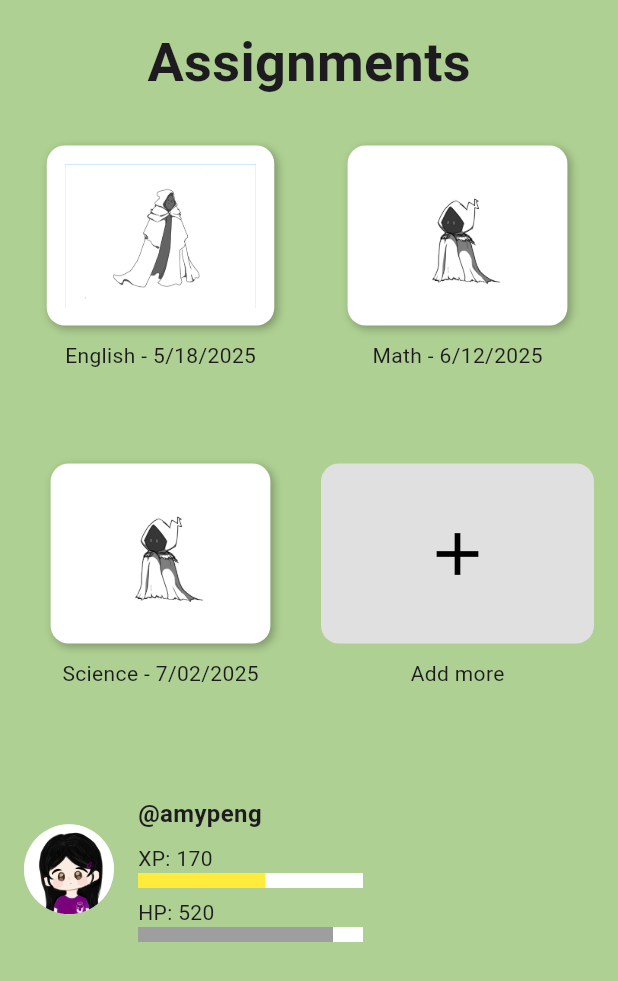
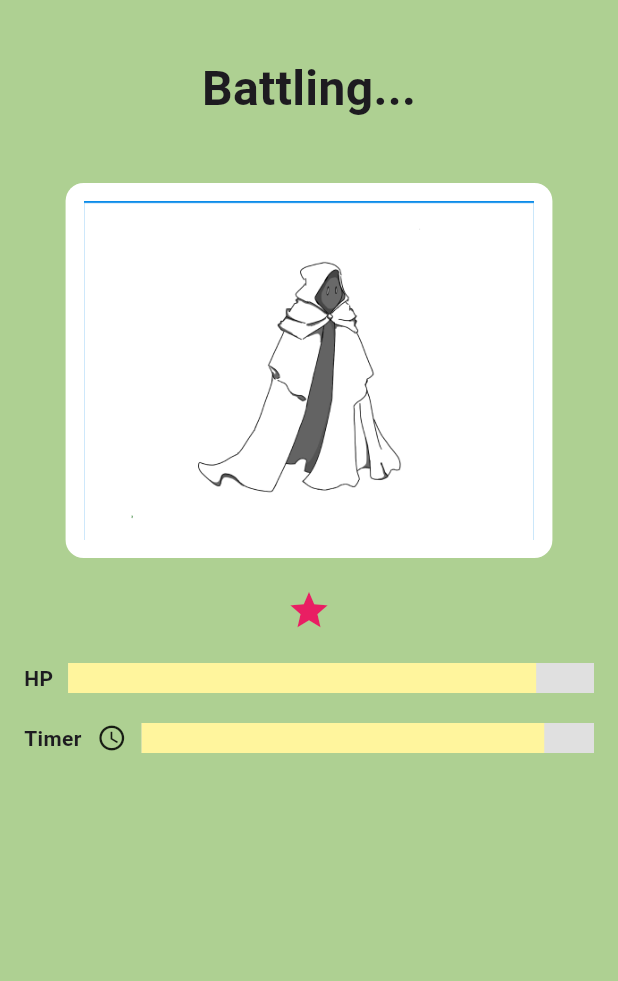
Before and after one commit to zhana8592/doomlingsapp, a Flutter app: the AssignmentDashboard screen opened directly, after a tap on an icon or button, on a phone screen of 412 x 824 dp. Shown: the top 981 px of the screen. Run offline on Flutter 3.47's test engine with Material 3 defaults, Android fonts, the light colour scheme and no system bars; Roboto replaces fonts that are missing (AlmendraSC, Times New Roman).

Commit message:
final commit

```diff
--- a/lib/Pages/assignment_dashboard.dart
+++ b/lib/Pages/assignment_dashboard.dart
@@ -2,6 +2,7 @@ import 'package:flutter/material.dart';
 import 'stat_bar.dart';
 import 'collection.dart';
 import 'task.dart';
+import 'battle.dart';
 
 class AssignmentDashboard extends StatelessWidget {
   const AssignmentDashboard({super.key});
@@ -17,11 +18,9 @@ class AssignmentDashboard extends StatelessWidget {
     return Scaffold(
       backgroundColor: const Color(0xFFAED092),
       body: SafeArea(
-        child: SingleChildScrollView(
         child: Padding(
           padding: const EdgeInsets.all(16.0),
-            child: Column(
-              crossAxisAlignment: CrossAxisAlignment.start,
+          child: ListView(
             children: [
               const Center(
                 child: Text(
@@ -34,6 +33,8 @@ class AssignmentDashboard extends StatelessWidget {
                 ),
               ),
               const SizedBox(height: 30),
+
+              // Grid of Assignments
               GridView.count(
                 crossAxisCount: 2,
                 crossAxisSpacing: 16,
@@ -44,28 +45,37 @@ class AssignmentDashboard extends StatelessWidget {
                   for (final assignment in assignments)
                     GestureDetector(
                       onTap: () {
-                          // TODO: Handle assignment click
                         debugPrint('Clicked on ${assignment['subject']}');
+                        Navigator.push(
+                          context,
+                          MaterialPageRoute(builder: (context) => const BattleScreen()),
+                        );
                       },
                       child: _buildAssignmentCard(assignment),
                     ),
                   GestureDetector(
                     onTap: () {
-                        // TODO: Handle add more
                       debugPrint('Clicked on Add More');
-                        Navigator.push(context,
-                    MaterialPageRoute(builder: (context) => const Tasks()),
+                      Navigator.push(
+                        context,
+                        MaterialPageRoute(builder: (context) => const ReadyForBattleScreen()),
                       );
                     },
                     child: _buildAddMoreCard(),
                   ),
                 ],
               ),
+
               const SizedBox(height: 40),
+
+              // Profile section
               GestureDetector(
                 onTap: () {
-                    // TODO: Handle profile picture click
                   debugPrint('Clicked on Profile Picture');
+                  Navigator.push(
+                    context,
+                    MaterialPageRoute(builder: (context) => const DoomlingsScreen()),
+                  );
                 },
                 child: Row(
                   children: [
@@ -88,7 +98,6 @@ class AssignmentDashboard extends StatelessWidget {
                 ),
               ),
             ],
-            ),
           ),
         ),
       ),
--- /dev/null
+++ b/lib/Pages/battle.dart
@@ -0,0 +1,131 @@
+import 'package:flutter/material.dart';
+import 'dart:async';
+import 'reveal.dart';
+
+class BattleScreen extends StatefulWidget {
+  const BattleScreen({super.key});
+
+  @override
+  State<BattleScreen> createState() => _BattleScreenState();
+}
+
+class _BattleScreenState extends State<BattleScreen> {
+  double hp = 1.0; // 100%
+  double timer = 1.0; // 100%
+  bool showRevealButton = false;
+
+  @override
+  void initState() {
+    super.initState();
+    startBattle();
+  }
+
+  void startBattle() {
+    const duration = Duration(milliseconds: 100);
+    const totalTime = 10; // 10 seconds total
+    int ticks = 0;
+    final totalTicks = totalTime * 1000 ~/ duration.inMilliseconds;
+
+    Timer.periodic(duration, (timer) {
+      setState(() {
+        ticks++;
+        hp = 1 - ticks / totalTicks;
+        this.timer = 1 - ticks / totalTicks;
+
+        if (ticks >= totalTicks) {
+          timer.cancel();
+          showRevealButton = true;
+        }
+      });
+    });
+  }
+
+  @override
+  Widget build(BuildContext context) {
+    return Scaffold(
+      backgroundColor: const Color(0xFFAED092),
+      body: SafeArea(
+        child: Center(
+          child: Padding(
+            padding: const EdgeInsets.all(16.0),
+            child: Column(
+              mainAxisAlignment: MainAxisAlignment.start,
+              crossAxisAlignment: CrossAxisAlignment.center,
+              children: [
+                const SizedBox(height: 20),
+                const Text(
+                  'Battling...',
+                  style: TextStyle(
+                    fontSize: 32,
+                    fontFamily: 'AlmendraSC',
+                    fontWeight: FontWeight.bold,
+                  ),
+                ),
+                const SizedBox(height: 40),
+                Container(
+                  height: 250,
+                  padding: const EdgeInsets.all(12),
+                  decoration: BoxDecoration(
+                    color: Colors.white,
+                    borderRadius: BorderRadius.circular(12),
+                  ),
+                  child: Image.asset('assets/hiddenmonster.png'),
+                ),
+                const SizedBox(height: 20),
+                const Icon(Icons.star, color: Colors.pink, size: 30),
+                const SizedBox(height: 20),
+                Row(
+                  children: [
+                    const Text('HP', style: TextStyle(fontWeight: FontWeight.bold)),
+                    const SizedBox(width: 10),
+                    Expanded(
+                      child: LinearProgressIndicator(
+                        value: hp,
+                        color: Colors.yellow[200],
+                        backgroundColor: Colors.grey[300],
+                        minHeight: 20,
+                      ),
+                    ),
+                  ],
+                ),
+                const SizedBox(height: 20),
+                Row(
+                  children: [
+                    const Text('Timer', style: TextStyle(fontWeight: FontWeight.bold)),
+                    const SizedBox(width: 10),
+                    const Icon(Icons.access_time, size: 20),
+                    const SizedBox(width: 10),
+                    Expanded(
+                      child: LinearProgressIndicator(
+                        value: timer,
+                        color: Colors.yellow[200],
+                        backgroundColor: Colors.grey[300],
+                        minHeight: 20,
+                      ),
+                    ),
+                  ],
+                ),
+                const SizedBox(height: 30),
+                if (showRevealButton)
+                  ElevatedButton(
+                    onPressed: () {
+                       Navigator.push(
+                      context,
+                      MaterialPageRoute(builder: (context) => const RevealPage()),
+                    );
+                    },
+                    style: ElevatedButton.styleFrom(
+                      backgroundColor: Colors.white,
+                      foregroundColor: Colors.black,
+                      padding: const EdgeInsets.symmetric(horizontal: 30, vertical: 12),
+                    ),
+                    child: const Text('Reveal'),
+                  )
+              ],
+            ),
+          ),
+        ),
+      ),
+    );
+  }
+}
```
Also changed, not shown: lib/Pages/collection.dart (+103 -0 lines), lib/Pages/reveal.dart (added, +46 -0 lines), lib/Pages/task.dart (+154 -2 lines), assets/cramsalot.png (added), assets/jampacked.png (added), assets/procrasto.png (added), assets/revealing.gif (added), assets/smallmonster.png (added). Lines whose indentation alone changed are shown as unchanged.
